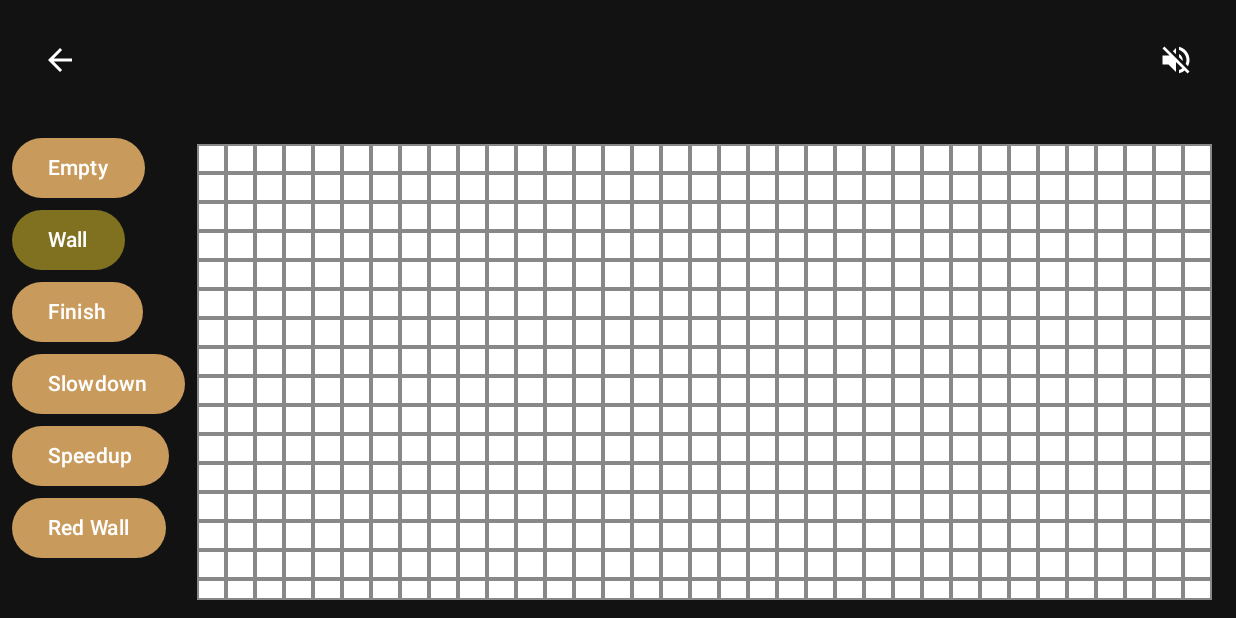
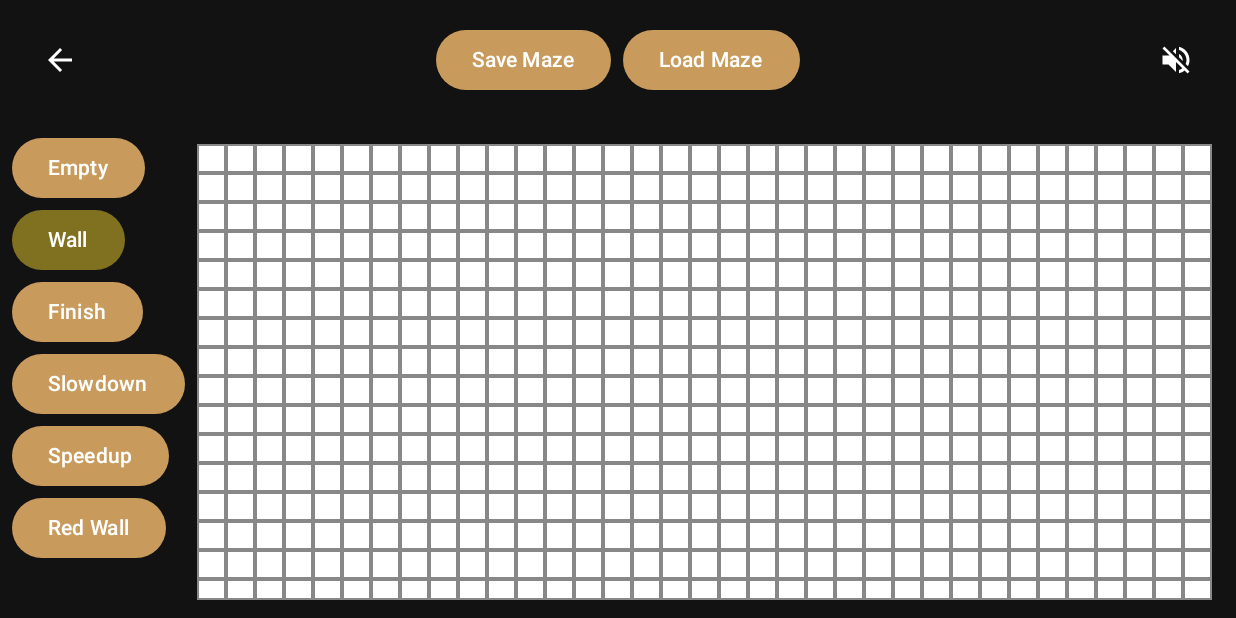
Before and after one commit to Viktoris05/AppDev3Ballanca, an Android app built with Jetpack Compose: the EditorScreen screen opened through its navigation route, on a phone screen of 824 x 412 dp (held sideways). Run offline under Robolectric (Android 15) with nearby library versions, the phone set to English and light mode, and no system bars.

Commit message:
moved the load&save buttons to the top bar

```diff
--- a/Ballance/app/src/main/java/com/example/ballance/ui/screens/EditorScreen.kt
+++ b/Ballance/app/src/main/java/com/example/ballance/ui/screens/EditorScreen.kt
@@ -54,6 +54,38 @@ fun EditorScreen(
                 IconButton(onClick = { navController.popBackStack() }) {
                     Icon(Icons.Filled.ArrowBack, contentDescription = "Back", tint = Color.White)
                 }
+
+                // save/load buttons now in the top bar, back to menu redundant
+                Row(
+                    modifier = Modifier.weight(1f),
+                    horizontalArrangement = Arrangement.Center,
+                    verticalAlignment = Alignment.CenterVertically
+                ) {
+                    Button(
+                        onClick = {
+                            viewModel.saveMaze(context)
+                            Toast.makeText(context, "Maze saved!", Toast.LENGTH_SHORT).show()
+                        },
+                        colors = ButtonDefaults.buttonColors(
+                            containerColor = accentColor,
+                            contentColor = Color.White
+                        )
+                    ) { Text("Save Maze") }
+
+                    Spacer(modifier = Modifier.width(8.dp))
+
+                    Button(
+                        onClick = {
+                            viewModel.loadMaze(context)
+                            Toast.makeText(context, "Maze loaded!", Toast.LENGTH_SHORT).show()
+                        },
+                        colors = ButtonDefaults.buttonColors(
+                            containerColor = accentColor,
+                            contentColor = Color.White
+                        )
+                    ) { Text("Load Maze") }
+                }
+
                 IconButton(
                     onClick = {
                         MusicPlayer.toggle(context)
@@ -192,50 +224,7 @@ fun EditorScreen(
                         }
                     }
                 }
-
-
-
-                Column{
-                    Button(
-                        onClick = {
-                            viewModel.saveMaze(context)
-                            Toast.makeText(context, "Maze saved!", Toast.LENGTH_SHORT).show()
-                        }, colors = ButtonDefaults.buttonColors(
-                            containerColor = accentColor,
-                            contentColor = Color.White
-                        )
-                    ) {
-                        Text("Save Maze")
-                    }
-
-                    Spacer(modifier = Modifier.size(5.dp))
-
-                    Button(
-                        onClick = {
-                            viewModel.loadMaze(context)
-                            Toast.makeText(context, "Maze loaded!", Toast.LENGTH_SHORT).show()
-                        }, colors = ButtonDefaults.buttonColors(
-                            containerColor = accentColor,
-                            contentColor = Color.White
-                        )
-                    ) {
-                        Text("Load Maze")
-                    }
-
-                    Spacer(modifier = Modifier.size(5.dp))
-
-                    Button(
-                        onClick = { navController.popBackStack() },
-                        colors = ButtonDefaults.buttonColors(
-                            containerColor = accentColor,
-                            contentColor = Color.White
-                        )
-                    ) {
-                        Text("Back to Menu")
             }
         }
     }
-
 }
-    }
-}
```
Lines whose indentation alone changed are shown as unchanged.
